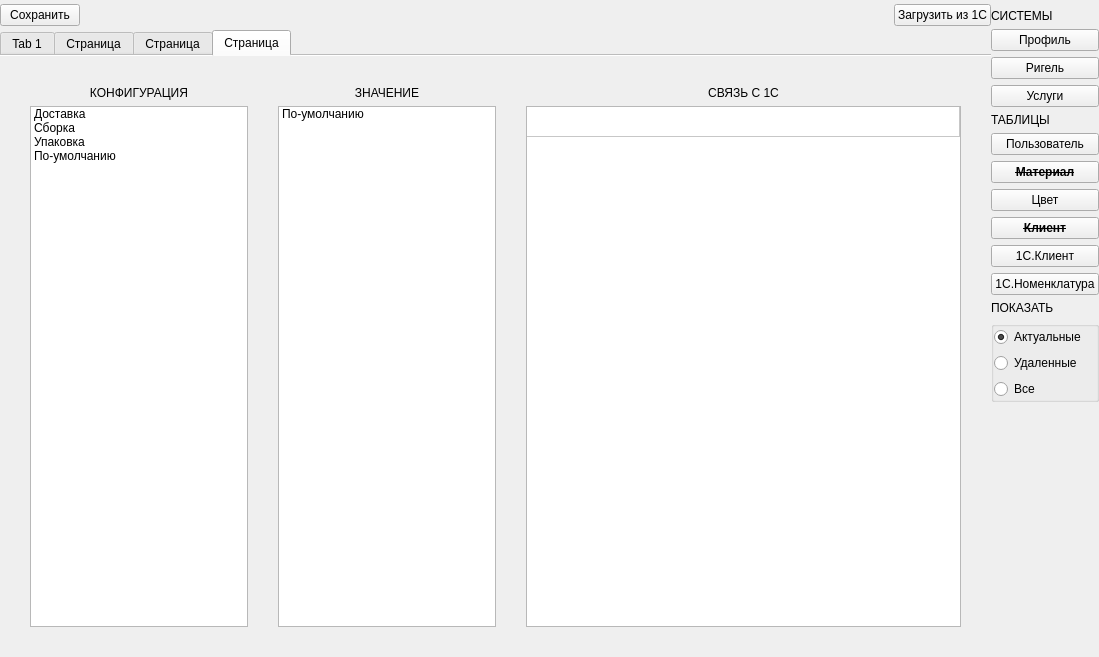
Before: the Qt Designer form app/ui/data_new.ui in extinctsoulwisp/ModerCoupeDV, drawn with Qt 5.
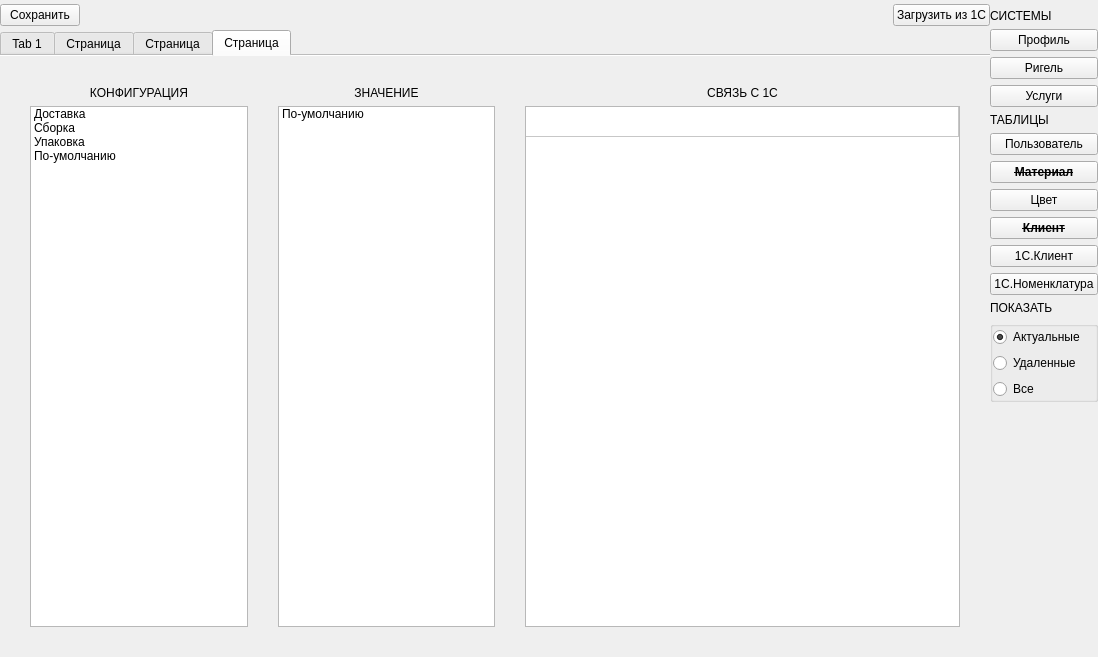
After: the same form once the commit is applied. Icons and pictures are not drawn.

```diff
--- a/app/ui/data_new.ui
+++ b/app/ui/data_new.ui
@@ -6,7 +6,7 @@
    <rect>
     <x>0</x>
     <y>0</y>
-    <width>1099</width>
+    <width>1098</width>
     <height>657</height>
    </rect>
   </property>
```
